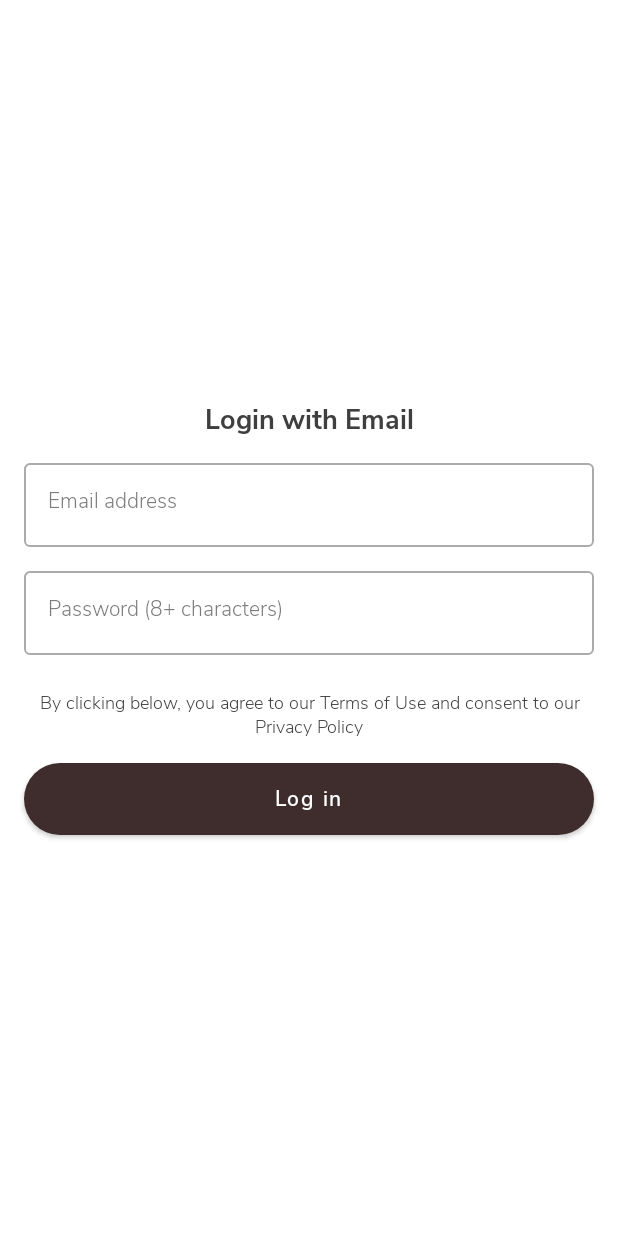
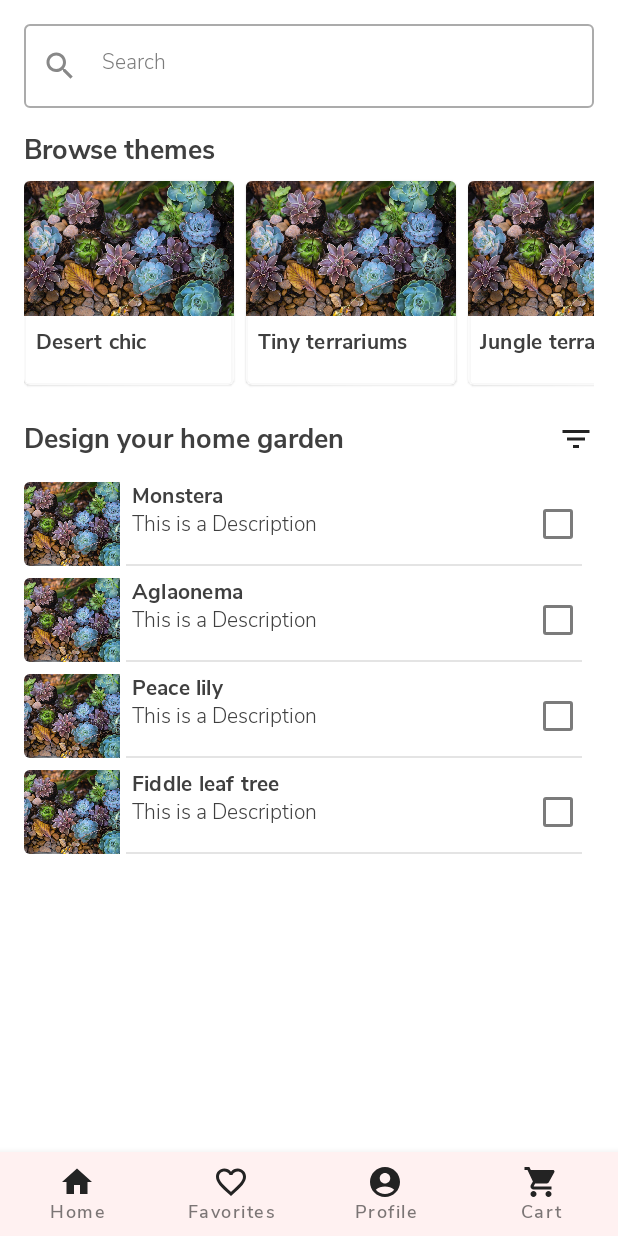
Before and after one commit to mjmanaog/week-3-androiddevchallenge, an Android app built with Jetpack Compose: the LoginScreen screen opened through its navigation route, after a tap on "Log in", on a phone screen of 412 x 824 dp. Run offline under Robolectric (Android 15) with nearby library versions, the light colour scheme and no system bars; 1 statement that could not run was skipped.

Commit message:
feat: home screen and bottom nav

```diff
--- a/app/src/main/java/com/example/androiddevchallenge/MainActivity.kt
+++ b/app/src/main/java/com/example/androiddevchallenge/MainActivity.kt
@@ -18,16 +18,15 @@ package com.example.androiddevchallenge
 import android.os.Bundle
 import androidx.activity.compose.setContent
 import androidx.appcompat.app.AppCompatActivity
-import androidx.compose.material.MaterialTheme
-import androidx.compose.material.Surface
-import androidx.compose.material.Text
 import androidx.compose.runtime.Composable
 import androidx.compose.ui.tooling.preview.Preview
 import androidx.navigation.compose.NavHost
 import androidx.navigation.compose.composable
 import androidx.navigation.compose.rememberNavController
+import com.example.androiddevchallenge.helpers.ROUTE_HOME_NAVIGATION_SCREEN
 import com.example.androiddevchallenge.helpers.ROUTE_LOGIN_SCREEN
 import com.example.androiddevchallenge.helpers.ROUTE_WELCOME_SCREEN
+import com.example.androiddevchallenge.ui.screens.HomeNavigation
 import com.example.androiddevchallenge.ui.screens.LoginScreen
 import com.example.androiddevchallenge.ui.screens.WelcomeScreen
 import com.example.androiddevchallenge.ui.theme.MyTheme
@@ -45,7 +44,7 @@ class MainActivity : AppCompatActivity() {
 
 // Start building your app here!
 @Composable
-fun BloomApp(){
+fun BloomApp() {
     val navController = rememberNavController()
     NavHost(navController = navController, startDestination = ROUTE_WELCOME_SCREEN){
         composable(ROUTE_WELCOME_SCREEN){
@@ -53,6 +52,9 @@ fun BloomApp(){
         }
         composable(ROUTE_LOGIN_SCREEN) {
             LoginScreen(navController = navController)
+        }
+        composable(ROUTE_HOME_NAVIGATION_SCREEN) {
+            HomeNavigation()
         }
     }
 }
--- a/app/src/main/java/com/example/androiddevchallenge/helpers/Constants.kt
+++ b/app/src/main/java/com/example/androiddevchallenge/helpers/Constants.kt
@@ -7,4 +7,8 @@ import androidx.compose.material.MaterialTheme
 
 const val ROUTE_WELCOME_SCREEN = "welcome_screen"
 const val ROUTE_LOGIN_SCREEN = "login_screen"
+const val ROUTE_HOME_NAVIGATION_SCREEN = "home_navigation"
 const val ROUTE_HOME_SCREEN = "home_screen"
+const val ROUTE_FAVORITES_SCREEN = "favorites_screen"
+const val ROUTE_PROFILE_SCREEN = "profile_screen"
+const val ROUTE_CART_SCREEN = "cart_screen"
--- /dev/null
+++ b/app/src/main/java/com/example/androiddevchallenge/helpers/DummyData.kt
@@ -0,0 +1,20 @@
+package com.example.androiddevchallenge.helpers
+
+import com.example.androiddevchallenge.R
+
+data class DummyThemesData(val image: Int, val title: String)
+data class DummyPlantsData(val image: Int, val title: String, val description: String)
+
+val themesList = arrayListOf(
+    DummyThemesData(R.drawable.img_desert_chiq, "Desert chic"),
+    DummyThemesData(R.drawable.img_desert_chiq, "Tiny terrariums"),
+    DummyThemesData(R.drawable.img_desert_chiq, "Jungle terrariums"),
+)
+
+
+val plantsList = arrayListOf(
+    DummyPlantsData(R.drawable.img_desert_chiq, "Monstera", "This is a Description"),
+    DummyPlantsData(R.drawable.img_desert_chiq, "Aglaonema", "This is a Description"),
+    DummyPlantsData(R.drawable.img_desert_chiq, "Peace lily", "This is a Description"),
+    DummyPlantsData(R.drawable.img_desert_chiq, "Fiddle leaf tree", "This is a Description"),
+    )
--- /dev/null
+++ b/app/src/main/java/com/example/androiddevchallenge/ui/screens/CartScreen.kt
@@ -0,0 +1,24 @@
+package com.example.androiddevchallenge.ui.screens
+
+import androidx.compose.foundation.layout.Arrangement
+import androidx.compose.foundation.layout.Column
+import androidx.compose.foundation.layout.fillMaxSize
+import androidx.compose.foundation.layout.fillMaxWidth
+import androidx.compose.material.Surface
+import androidx.compose.material.Text
+import androidx.compose.runtime.Composable
+import androidx.compose.ui.Alignment
+import androidx.compose.ui.Modifier
+
+@Composable
+fun CartScreen() {
+    Surface(modifier = Modifier.fillMaxSize()) {
+        Column(
+            modifier = Modifier.fillMaxSize(),
+            horizontalAlignment = Alignment.CenterHorizontally,
+            verticalArrangement = Arrangement.Center
+        ) {
+            Text(text = "Cart Screen")
+        }
+    }
+}
--- /dev/null
+++ b/app/src/main/java/com/example/androiddevchallenge/ui/screens/FavoritesScreen.kt
@@ -0,0 +1,24 @@
+package com.example.androiddevchallenge.ui.screens
+
+import androidx.compose.foundation.layout.Arrangement
+import androidx.compose.foundation.layout.Column
+import androidx.compose.foundation.layout.fillMaxSize
+import androidx.compose.foundation.layout.fillMaxWidth
+import androidx.compose.material.Surface
+import androidx.compose.material.Text
+import androidx.compose.runtime.Composable
+import androidx.compose.ui.Alignment
+import androidx.compose.ui.Modifier
+
+@Composable
+fun FavoritesScreen() {
+    Surface(modifier = Modifier.fillMaxSize()) {
+        Column(
+            modifier = Modifier.fillMaxSize(),
+            horizontalAlignment = Alignment.CenterHorizontally,
+            verticalArrangement = Arrangement.Center
+        ) {
+            Text(text = "Favorites Screen")
+        }
+    }
+}
--- /dev/null
+++ b/app/src/main/java/com/example/androiddevchallenge/ui/screens/HomeNavigation.kt
@@ -0,0 +1,105 @@
+package com.example.androiddevchallenge.ui.screens
+
+import androidx.compose.foundation.Image
+import androidx.compose.material.*
+import androidx.compose.material.icons.Icons
+import androidx.compose.material.icons.filled.AccountCircle
+import androidx.compose.material.icons.filled.FavoriteBorder
+import androidx.compose.material.icons.filled.Home
+import androidx.compose.material.icons.filled.ShoppingCart
+import androidx.compose.runtime.Composable
+import androidx.compose.runtime.getValue
+import androidx.compose.ui.graphics.ColorFilter
+import androidx.compose.ui.graphics.vector.ImageVector
+import androidx.navigation.NavHostController
+import androidx.navigation.compose.*
+import com.example.androiddevchallenge.helpers.ROUTE_CART_SCREEN
+import com.example.androiddevchallenge.helpers.ROUTE_FAVORITES_SCREEN
+import com.example.androiddevchallenge.helpers.ROUTE_HOME_SCREEN
+import com.example.androiddevchallenge.helpers.ROUTE_PROFILE_SCREEN
+
+sealed class BottomNavigationScreens(val route: String, val title: String, val icon: ImageVector) {
+    object Home : BottomNavigationScreens(ROUTE_HOME_SCREEN, "Home", Icons.Default.Home)
+    object Favorites :
+        BottomNavigationScreens(ROUTE_FAVORITES_SCREEN, "Favorites", Icons.Default.FavoriteBorder)
+
+    object Profile :
+        BottomNavigationScreens(ROUTE_PROFILE_SCREEN, "Profile", Icons.Default.AccountCircle)
+
+    object Cart : BottomNavigationScreens(ROUTE_CART_SCREEN, "Cart", Icons.Default.ShoppingCart)
+}
+
+@Composable
+fun HomeNavigation() {
+    val navController = rememberNavController()
+    val bottomNavigationItems = listOf(
+        BottomNavigationScreens.Home,
+        BottomNavigationScreens.Favorites,
+        BottomNavigationScreens.Profile,
+        BottomNavigationScreens.Cart,
+    )
+    Scaffold(
+        bottomBar = {
+            HomeNavigation(navController, bottomNavigationItems)
+        },
+    ) {
+        HomeScreenNavigationConfigurations(navController)
+    }
+}
+
+@Composable
+private fun HomeScreenNavigationConfigurations(
+    navController: NavHostController
+) {
+    NavHost(navController, startDestination = BottomNavigationScreens.Home.route) {
+        composable(BottomNavigationScreens.Home.route) {
+            HomeScreen()
+        }
+        composable(BottomNavigationScreens.Favorites.route) {
+            FavoritesScreen()
+        }
+        composable(BottomNavigationScreens.Profile.route) {
+            ProfileScreen()
+        }
+        composable(BottomNavigationScreens.Cart.route) {
+            CartScreen()
+        }
+    }
+}
+
+@Composable
+private fun HomeNavigation(
+    navController: NavHostController,
+    items: List<BottomNavigationScreens>
+) {
+    BottomNavigation(
+        backgroundColor = MaterialTheme.colors.primary,
+        contentColor = MaterialTheme.colors.onPrimary
+    ) {
+        val currentRoute = currentRoute(navController)
+        items.forEach { screen ->
+            BottomNavigationItem(
+                icon = {
+                    Image(
+                        imageVector = screen.icon,
+                        contentDescription = "Nav Icon",
+                        colorFilter = ColorFilter.tint(MaterialTheme.colors.onPrimary)
+                    )
+                },
+                label = { Text(screen.title) },
+                selected = currentRoute == screen.route,
+                onClick = {
+                    if (currentRoute != screen.route) {
+                        navController.navigate(screen.route)
+                    }
+                }
+            )
+        }
+    }
+}
+
+@Composable
+private fun currentRoute(navController: NavHostController): String? {
+    val navBackStackEntry by navController.currentBackStackEntryAsState()
+    return navBackStackEntry?.arguments?.getString(KEY_ROUTE)
+}
--- /dev/null
+++ b/app/src/main/java/com/example/androiddevchallenge/ui/screens/HomeScreen.kt
@@ -0,0 +1,206 @@
+package com.example.androiddevchallenge.ui.screens
+
+import androidx.compose.foundation.Image
+import androidx.compose.foundation.background
+import androidx.compose.foundation.layout.*
+import androidx.compose.foundation.lazy.LazyColumn
+import androidx.compose.foundation.lazy.LazyRow
+import androidx.compose.foundation.lazy.items
+import androidx.compose.material.*
+import androidx.compose.material.icons.Icons
+import androidx.compose.material.icons.filled.FilterList
+import androidx.compose.material.icons.filled.Search
+import androidx.compose.runtime.Composable
+import androidx.compose.ui.Alignment
+import androidx.compose.ui.Modifier
+import androidx.compose.ui.graphics.Color
+import androidx.compose.ui.graphics.ColorFilter
+import androidx.compose.ui.layout.ContentScale
+import androidx.compose.ui.tooling.preview.Preview
+import androidx.compose.ui.unit.dp
+import com.example.androiddevchallenge.helpers.DummyPlantsData
+import com.example.androiddevchallenge.helpers.DummyThemesData
+import com.example.androiddevchallenge.helpers.plantsList
+import com.example.androiddevchallenge.helpers.themesList
+import com.example.androiddevchallenge.ui.components.ReusableImage
+import com.example.androiddevchallenge.ui.theme.MyTheme
+
+@Composable
+fun HomeScreen() {
+    Surface(
+        modifier = Modifier
+            .fillMaxSize(),
+        color = MaterialTheme.colors.onSecondary
+    ) {
+        HomeMain()
+    }
+}
+
+@Composable
+fun HomeMain() {
+    Column(
+        modifier = Modifier
+            .fillMaxSize()
+            .padding(16.dp)
+    ) {
+        OutlinedTextField(
+            value = "",
+            onValueChange = { /*TODO*/ },
+            leadingIcon = {
+                Icon(
+                    imageVector = Icons.Default.Search,
+                    contentDescription = "Search icon"
+                )
+            },
+            placeholder = { Text(text = "Search", style = MaterialTheme.typography.body1) },
+            modifier = Modifier.fillMaxWidth()
+        )
+        Spacer(modifier = Modifier.height(16.dp))
+        Text(text = "Browse themes", style = MaterialTheme.typography.h1)
+        Spacer(modifier = Modifier.height(8.dp))
+        ThemesList()
+        Spacer(modifier = Modifier.height(24.dp))
+        Row(
+            modifier = Modifier
+                .fillMaxWidth()
+                .padding(bottom = 8.dp),
+            horizontalArrangement = Arrangement.SpaceBetween
+        ) {
+            Text(text = "Design your home garden", style = MaterialTheme.typography.h1)
+            Image(
+                imageVector = Icons.Default.FilterList,
+                contentDescription = "Filter List Icon",
+                colorFilter = ColorFilter.tint(MaterialTheme.colors.onPrimary)
+            )
+        }
+        Spacer(modifier = Modifier.height(8.dp))
+        PlantsList()
+    }
+}
+
+@Composable
+fun ThemesList(){
+    LazyRow(content = {
+        items(themesList){ theme ->
+            ThemesCard(themesData = theme)
+        }
+    })
+}
+
+@Composable
+fun PlantsList(){
+    LazyColumn(content = {
+        items(plantsList){ plant ->
+           PlantsCard(plantData = plant)
+        }
+    })
+}
+
+@Composable
+fun ThemesCard(themesData: DummyThemesData) {
+    Card(
+        modifier = Modifier
+            .height(136.dp)
+            .width(148.dp)
+            .padding(end = 8.dp),
+        elevation = 1.dp,
+        shape = MaterialTheme.shapes.small
+    ) {
+        Column(modifier = Modifier.fillMaxSize()) {
+            ReusableImage(
+                image = themesData.image,
+                contentScale = ContentScale.Crop,
+                contentDesc = "Themes Image",
+                modifier = Modifier
+                    .height(90.dp)
+                    .fillMaxWidth()
+            )
+            Column(modifier = Modifier.padding(8.dp), verticalArrangement = Arrangement.Center) {
+                Text(
+                    text = themesData.title,
+                    style = MaterialTheme.typography.h2,
+                )
+            }
+        }
+    }
+}
+
+@Composable
+fun PlantsCard(plantData: DummyPlantsData) {
+    Card(
+        modifier = Modifier
+            .height(64.dp)
+            .fillMaxWidth()
+            .padding(bottom = 8.dp),
+        elevation = 0.dp,
+        shape = MaterialTheme.shapes.small,
+        backgroundColor = Color.Transparent
+    ) {
+        Row(modifier = Modifier.fillMaxSize()) {
+            ReusableImage(
+                image = plantData.image,
+                contentScale = ContentScale.Crop,
+                contentDesc = "Plants Image",
+                modifier = Modifier
+                    .fillMaxHeight()
+                    .width(64.dp)
+            )
+            Box(
+                modifier = Modifier
+                    .fillMaxWidth()
+                    .fillMaxSize()
+            ) {
+                Row(
+                    modifier = Modifier
+                        .fillMaxWidth()
+                        .fillMaxSize()
+                        .padding(start = 8.dp)
+                ) {
+
+                    Column(
+                        modifier = Modifier
+                            .fillMaxHeight()
+                            .wrapContentWidth()
+                    ) {
+                        Text(text = plantData.title, style = MaterialTheme.typography.h2)
+                        Text(text = plantData.description, style = MaterialTheme.typography.body1)
+                    }
+                    Column(
+                        modifier = Modifier
+                            .fillMaxSize(),
+                        horizontalAlignment = Alignment.End,
+                        verticalArrangement = Arrangement.Center
+                    ) {
+                        Checkbox(checked = false, onCheckedChange = { /*TODO*/ })
+                    }
+                }
+                Box(
+                    modifier = Modifier
+                        .fillMaxSize()
+                        .padding(start = 4.dp, end = 8.dp),
+                    contentAlignment = Alignment.BottomCenter
+                ) {
+                    Divider()
+                }
+            }
+
+
+        }
+    }
+}
+
+@Preview("Light Theme", widthDp = 360, heightDp = 640)
+@Composable
+fun LightPreview() {
+    MyTheme {
+        HomeScreen()
+    }
+}
+
+@Preview("Dark Theme", widthDp = 360, heightDp = 640)
+@Composable
+fun DarkPreview() {
+    MyTheme(darkTheme = true) {
+        HomeScreen()
+    }
+}
--- a/app/src/main/java/com/example/androiddevchallenge/ui/screens/LoginScreen.kt
+++ b/app/src/main/java/com/example/androiddevchallenge/ui/screens/LoginScreen.kt
@@ -1,6 +1,5 @@
 package com.example.androiddevchallenge.ui.screens
 
-import android.text.Html
 import androidx.compose.foundation.background
 import androidx.compose.foundation.layout.*
 import androidx.compose.material.*
@@ -8,15 +7,12 @@ import androidx.compose.runtime.Composable
 import androidx.compose.ui.Alignment
 import androidx.compose.ui.Modifier
 import androidx.compose.ui.text.input.PasswordVisualTransformation
-import androidx.compose.ui.text.input.VisualTransformation
 import androidx.compose.ui.text.style.TextAlign
-import androidx.compose.ui.tooling.preview.Preview
 import androidx.compose.ui.unit.dp
 import androidx.core.text.HtmlCompat
 import androidx.navigation.NavController
 import androidx.navigation.compose.navigate
-import com.example.androiddevchallenge.helpers.ROUTE_HOME_SCREEN
-import com.example.androiddevchallenge.ui.theme.MyTheme
+import com.example.androiddevchallenge.helpers.ROUTE_HOME_NAVIGATION_SCREEN
 
 @Composable
 fun LoginScreen(navController: NavController?) {
@@ -25,7 +21,7 @@ fun LoginScreen(navController: NavController?) {
             .fillMaxSize()
             .background(MaterialTheme.colors.background)
     ) {
-        LoginMain(clickAction = { navController?.navigate(ROUTE_HOME_SCREEN) })
+        LoginMain(clickAction = { navController?.navigate(ROUTE_HOME_NAVIGATION_SCREEN) })
     }
 }
 
@@ -70,7 +66,7 @@ fun LoginMain(clickAction: () -> Unit) {
             textAlign = TextAlign.Center,
         )
         Button(
-            onClick = { /*TODO*/ },
+            onClick = clickAction,
             shape = MaterialTheme.shapes.medium,
             colors = ButtonDefaults.textButtonColors(
                 backgroundColor = MaterialTheme.colors.secondary,
@@ -84,19 +80,3 @@ fun LoginMain(clickAction: () -> Unit) {
         }
     }
 }
-
-@Preview("Light Theme", widthDp = 360, heightDp = 640)
-@Composable
-fun LightPreview() {
-    MyTheme {
-        LoginScreen(navController = null)
-    }
-}
-
-@Preview("Dark Theme", widthDp = 360, heightDp = 640)
-@Composable
-fun DarkPreview() {
-    MyTheme(darkTheme = true) {
-        LoginScreen(navController = null)
-    }
-}
--- /dev/null
+++ b/app/src/main/java/com/example/androiddevchallenge/ui/screens/ProfileScreen.kt
@@ -0,0 +1,24 @@
+package com.example.androiddevchallenge.ui.screens
+
+import androidx.compose.foundation.layout.Arrangement
+import androidx.compose.foundation.layout.Column
+import androidx.compose.foundation.layout.fillMaxSize
+import androidx.compose.foundation.layout.fillMaxWidth
+import androidx.compose.material.Surface
+import androidx.compose.material.Text
+import androidx.compose.runtime.Composable
+import androidx.compose.ui.Alignment
+import androidx.compose.ui.Modifier
+
+@Composable
+fun ProfileScreen() {
+    Surface(modifier = Modifier.fillMaxSize()) {
+        Column(
+            modifier = Modifier.fillMaxSize(),
+            horizontalAlignment = Alignment.CenterHorizontally,
+            verticalArrangement = Arrangement.Center
+        ) {
+            Text(text = "Profile Screen")
+        }
+    }
+}
--- a/app/src/main/java/com/example/androiddevchallenge/ui/screens/WelcomeScreen.kt
+++ b/app/src/main/java/com/example/androiddevchallenge/ui/screens/WelcomeScreen.kt
@@ -1,27 +1,24 @@
 package com.example.androiddevchallenge.ui.screens
 
-import androidx.compose.foundation.background
 import androidx.compose.foundation.layout.*
 import androidx.compose.material.*
 import androidx.compose.runtime.Composable
 import androidx.compose.ui.Alignment
 import androidx.compose.ui.Modifier
 import androidx.compose.ui.layout.ContentScale
-import androidx.compose.ui.tooling.preview.Preview
 import androidx.compose.ui.unit.dp
 import androidx.navigation.NavController
 import androidx.navigation.compose.navigate
 import com.example.androiddevchallenge.R
 import com.example.androiddevchallenge.helpers.ROUTE_LOGIN_SCREEN
 import com.example.androiddevchallenge.ui.components.ReusableImage
-import com.example.androiddevchallenge.ui.theme.MyTheme
 
 @Composable
 fun WelcomeScreen(navController: NavController?) {
     Surface(
         modifier = Modifier
-            .fillMaxSize()
-            .background(MaterialTheme.colors.primary)
+            .fillMaxSize(),
+        color = MaterialTheme.colors.primary
     ) {
         WelcomeMain(clickAction = { navController?.navigate(ROUTE_LOGIN_SCREEN) })
     }
--- a/app/src/main/res/values/strings.xml
+++ b/app/src/main/res/values/strings.xml
@@ -10,4 +10,5 @@
       the License.
       -->
     <string name="app_name">AndroidDevChallenge</string>
+    <string name="nav_home">Home</string>
 </resources>
```
Also changed, not shown: app/src/main/res/drawable/img_desert_chiq.jpeg (added).
